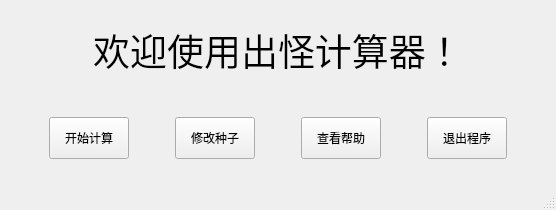
The window that zombie_calculator/gui/introduction.ui (Kndy666/zombie_calculator) describes before a commit, drawn with Qt 5.
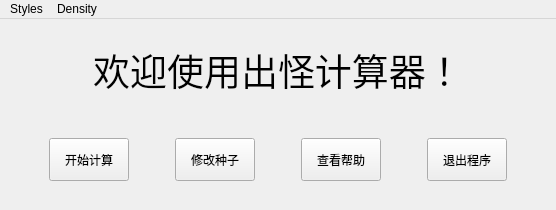
The same window after the commit.

Commit message: 增加修改主题和缩放界面功能 增加配置文件读取与写入

Patch:
```diff
--- a/zombie_calculator/gui/introduction.ui
+++ b/zombie_calculator/gui/introduction.ui
@@ -230,8 +230,19 @@
      <height>23</height>
     </rect>
    </property>
+   <widget class="QMenu" name="menuStyle">
+    <property name="title">
+     <string>Styles</string>
+    </property>
+   </widget>
+   <widget class="QMenu" name="menuDensity">
+    <property name="title">
+     <string>Density</string>
+    </property>
+   </widget>
+   <addaction name="menuStyle"/>
+   <addaction name="menuDensity"/>
   </widget>
-  <widget class="QStatusBar" name="statusbar"/>
  </widget>
  <resources/>
  <connections/>
```
The commit also changes 6 other files.
